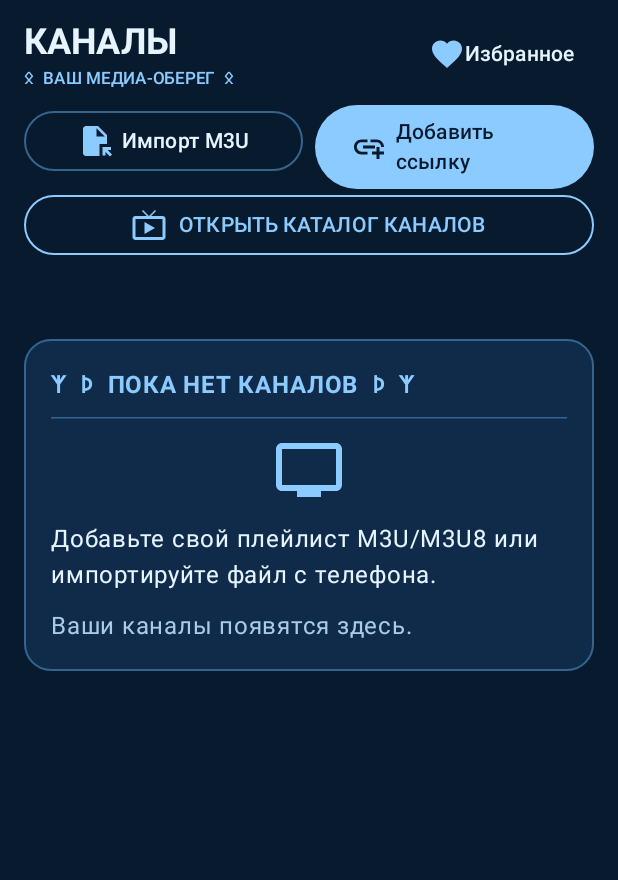
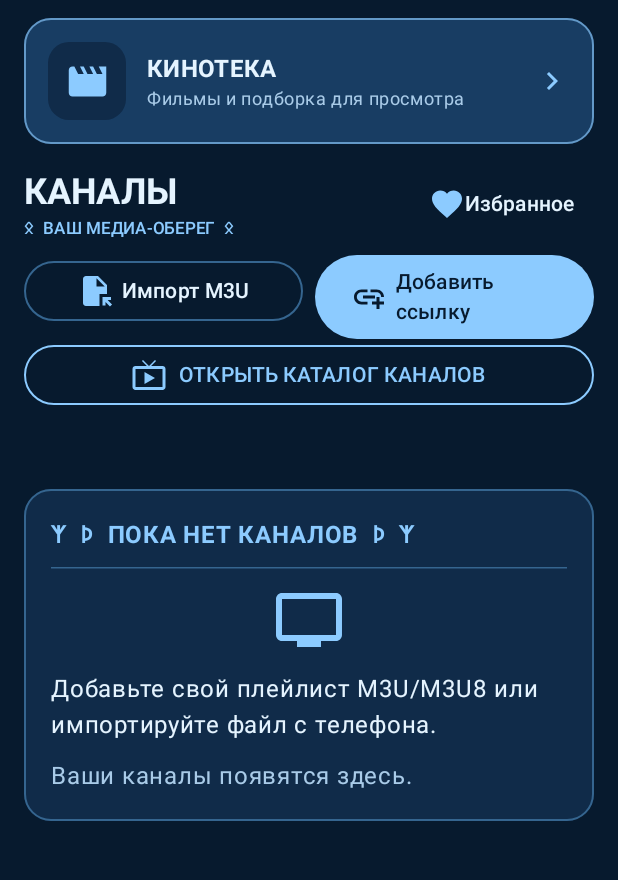
Before and after one commit to vastakalexey-stack/Slovyanin-TV-Pixel10a, an Android app built with Jetpack Compose: the screen it shows after launch (MainActivity), on a phone screen of 412 x 824 dp, the part 96-976 px from its top. Run offline under Robolectric (Android 15) with nearby library versions, the phone set to English and light mode, and no system bars.

Commit message:
Show cinema library on the main screen

```diff
--- a/app/src/main/java/ru/pixel10a/slovyanintv/MainActivity.kt
+++ b/app/src/main/java/ru/pixel10a/slovyanintv/MainActivity.kt
@@ -148,7 +148,6 @@ class MainActivity : ComponentActivity() {
                                 Box {
                                     IconButton(onClick = { showMenu = true }) { Icon(Icons.Default.MoreVert, "Меню", tint = Gold) }
                                     DropdownMenu(expanded = showMenu, onDismissRequest = { showMenu = false }, modifier = Modifier.background(Charcoal)) {
-                                        DropdownMenuItem(text = { Text("Кинозалы", color = Parchment) }, leadingIcon = { Icon(Icons.Default.Movie, null, tint = Gold) }, onClick = { showMenu = false; startActivity(Intent(this@MainActivity, CinemaActivity::class.java)) })
                                         DropdownMenuItem(text = { Text("Мои плейлисты", color = Parchment) }, leadingIcon = { Icon(Icons.Default.PlaylistPlay, null, tint = Gold) }, onClick = { showMenu = false; showSettings = false; showAbout = false; showPlaylists = true })
                                         DropdownMenuItem(text = { Text("Настройки", color = Parchment) }, leadingIcon = { Icon(Icons.Default.Settings, null, tint = Gold) }, onClick = { showMenu = false; showSettings = true; showAbout = false })
                                         DropdownMenuItem(text = { Text("О приложении", color = Parchment) }, leadingIcon = { Icon(Icons.Default.Info, null, tint = Gold) }, onClick = { showMenu = false; showAbout = true; showSettings = false })
@@ -274,6 +273,33 @@ class MainActivity : ComponentActivity() {
                                 TextButton(onClick = { showAbout = false }) { Text("Назад к каналам", color = Gold) }
                             }
                         } else {
+                            Card(
+                                modifier = Modifier.fillMaxWidth().clickable {
+                                    startActivity(Intent(this@MainActivity, CinemaActivity::class.java))
+                                },
+                                shape = RoundedCornerShape(18.dp),
+                                border = BorderStroke(1.dp, Gold.copy(alpha = 0.65f)),
+                                colors = CardDefaults.cardColors(containerColor = Panel)
+                            ) {
+                                Row(
+                                    modifier = Modifier.fillMaxWidth().padding(16.dp),
+                                    verticalAlignment = Alignment.CenterVertically
+                                ) {
+                                    Box(
+                                        modifier = Modifier.size(52.dp).background(Charcoal, RoundedCornerShape(14.dp)),
+                                        contentAlignment = Alignment.Center
+                                    ) {
+                                        Icon(Icons.Default.Movie, contentDescription = "Кинотека", tint = Gold, modifier = Modifier.size(30.dp))
+                                    }
+                                    Spacer(Modifier.width(14.dp))
+                                    Column(Modifier.weight(1f)) {
+                                        Text("КИНОТЕКА", color = Parchment, fontWeight = FontWeight.Bold, style = MaterialTheme.typography.titleMedium)
+                                        Text("Фильмы и подборка для просмотра", color = Muted, style = MaterialTheme.typography.bodySmall)
+                                    }
+                                    Icon(Icons.Default.ChevronRight, contentDescription = "Открыть кинотеку", tint = Gold)
+                                }
+                            }
+                            Spacer(Modifier.height(16.dp))
                             Row(verticalAlignment = Alignment.CenterVertically) {
                                 Column(Modifier.weight(1f)) {
                                     Text("КАНАЛЫ", style = MaterialTheme.typography.headlineSmall, color = Parchment, fontWeight = FontWeight.Bold)
```
